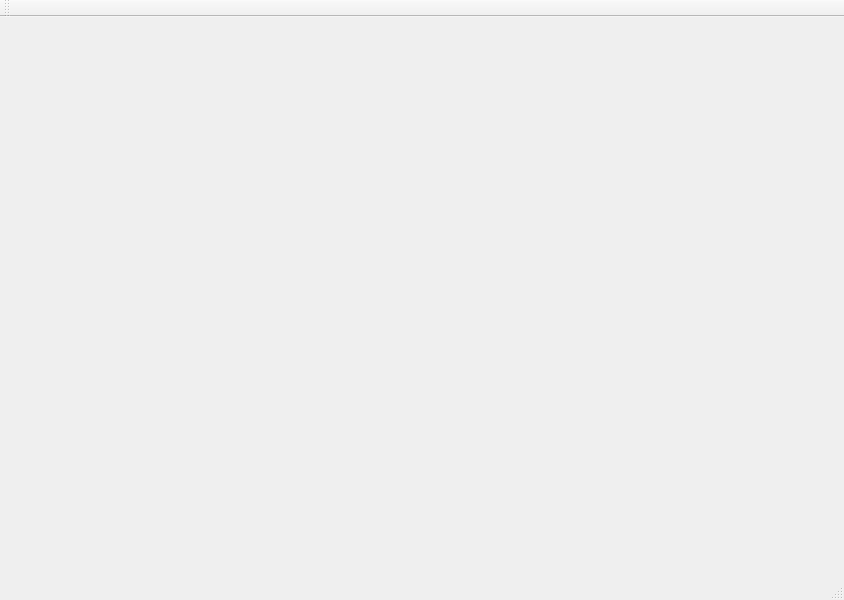
Before: the Qt Designer form ui/mainwindow.ui in SchawnnDev/ColorThemeManager, drawn with Qt 5.
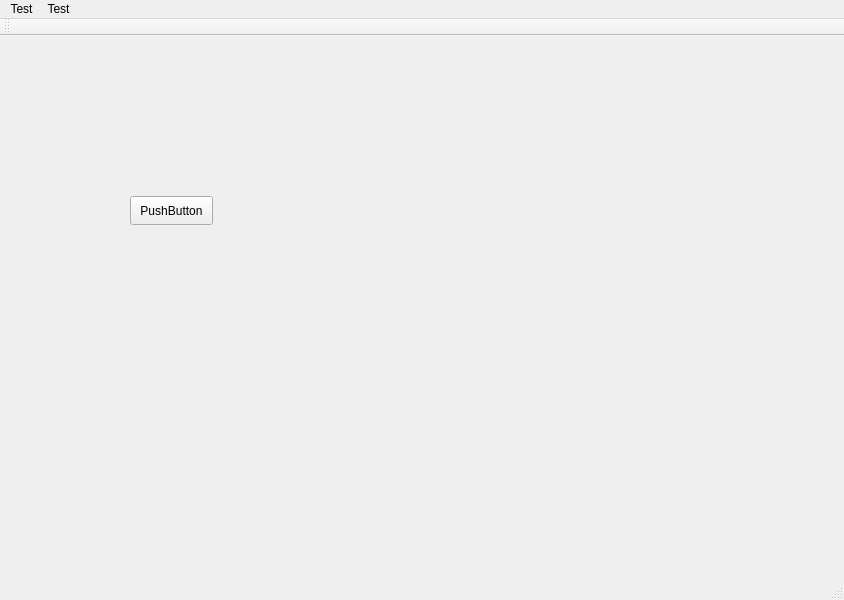
After: the same form once the commit is applied.

What changed in the file:
```diff
--- a/ui/mainwindow.ui
+++ b/ui/mainwindow.ui
@@ -13,16 +13,42 @@
   <property name="windowTitle">
    <string>MainWindow</string>
   </property>
-  <widget class="QWidget" name="centralwidget"/>
+  <widget class="QWidget" name="centralwidget">
+   <widget class="QPushButton" name="pushButton">
+    <property name="geometry">
+     <rect>
+      <x>130</x>
+      <y>160</y>
+      <width>83</width>
+      <height>29</height>
+     </rect>
+    </property>
+    <property name="text">
+     <string>PushButton</string>
+    </property>
+   </widget>
+  </widget>
   <widget class="QMenuBar" name="menubar">
    <property name="geometry">
     <rect>
      <x>0</x>
      <y>0</y>
      <width>844</width>
-     <height>22</height>
+     <height>25</height>
     </rect>
    </property>
+   <widget class="QMenu" name="menuTest">
+    <property name="title">
+     <string>Test</string>
+    </property>
+   </widget>
+   <widget class="QMenu" name="menuTest_2">
+    <property name="title">
+     <string>Test</string>
+    </property>
+   </widget>
+   <addaction name="menuTest"/>
+   <addaction name="menuTest_2"/>
   </widget>
   <widget class="QStatusBar" name="statusbar"/>
   <widget class="QToolBar" name="toolBar">
```
